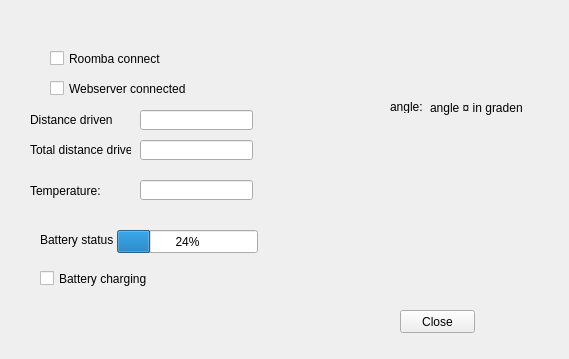
The window that GUI/Gui-RoombaV1.0/information.ui (K-4U/ese_project4y5) describes before a commit, drawn with Qt 5.
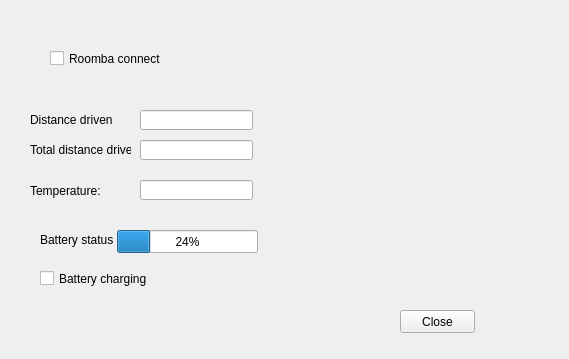
The same window after the commit.

Patch:
```diff
--- a/GUI/Gui-RoombaV1.0/information.ui
+++ b/GUI/Gui-RoombaV1.0/information.ui
@@ -68,19 +68,6 @@
     <bool>true</bool>
    </property>
   </widget>
-  <widget class="QLabel" name="lbAngleDegree">
-   <property name="geometry">
-    <rect>
-     <x>430</x>
-     <y>100</y>
-     <width>161</width>
-     <height>16</height>
-    </rect>
-   </property>
-   <property name="text">
-    <string>angle ¤ in graden</string>
-   </property>
-  </widget>
   <widget class="QLineEdit" name="leDistanceTraveled">
    <property name="geometry">
     <rect>
@@ -97,32 +84,6 @@
     <bool>true</bool>
    </property>
   </widget>
-  <widget class="QCheckBox" name="cbWebConnected">
-   <property name="geometry">
-    <rect>
-     <x>50</x>
-     <y>80</y>
-     <width>171</width>
-     <height>17</height>
-    </rect>
-   </property>
-   <property name="text">
-    <string>Webserver connected</string>
-   </property>
-  </widget>
-  <widget class="QLabel" name="lbAngle">
-   <property name="geometry">
-    <rect>
-     <x>390</x>
-     <y>100</y>
-     <width>46</width>
-     <height>13</height>
-    </rect>
-   </property>
-   <property name="text">
-    <string>angle:</string>
-   </property>
-  </widget>
   <widget class="QLabel" name="lbDistanceTraveled">
    <property name="geometry">
     <rect>
```
